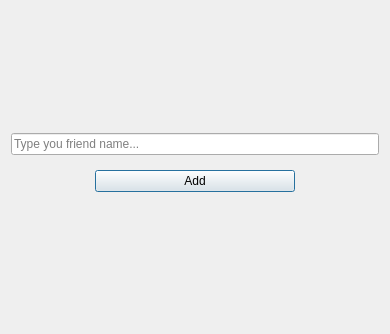
Qt form E2EEIM-Desktop/addcontact.ui (E2EEIM/E2EEIM) before a commit.
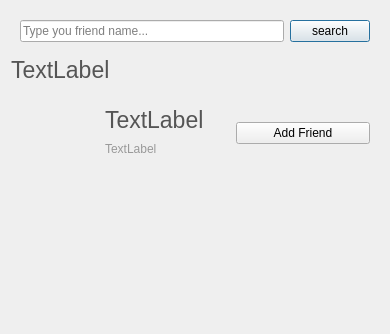
The same form after that commit. Icons and pictures are not drawn.

Commit message: Create send add friend request

Diff of the .ui file:
```diff
--- a/E2EEIM-Desktop/addcontact.ui
+++ b/E2EEIM-Desktop/addcontact.ui
@@ -19,72 +19,147 @@
   </property>
   <layout class="QVBoxLayout" name="verticalLayout">
    <item>
-    <spacer name="verticalSpacer_2">
-     <property name="orientation">
-      <enum>Qt::Vertical</enum>
+    <widget class="QFrame" name="frame_2">
+     <property name="frameShape">
+      <enum>QFrame::NoFrame</enum>
      </property>
-     <property name="sizeHint" stdset="0">
-      <size>
-       <width>20</width>
-       <height>40</height>
-      </size>
+     <property name="frameShadow">
+      <enum>QFrame::Raised</enum>
      </property>
-    </spacer>
+     <layout class="QHBoxLayout" name="horizontalLayout_2">
+      <item>
+       <widget class="QLineEdit" name="lineEdit_search">
+        <property name="placeholderText">
+         <string>Type you friend name...</string>
+        </property>
+       </widget>
+      </item>
+      <item>
+       <widget class="QPushButton" name="pushButton_search">
+        <property name="text">
+         <string>search</string>
+        </property>
+       </widget>
+      </item>
+     </layout>
+    </widget>
    </item>
    <item>
-    <widget class="QLineEdit" name="lineEdit">
-     <property name="placeholderText">
-      <string>Type you friend name...</string>
+    <widget class="QLabel" name="label_searchResult">
+     <property name="font">
+      <font>
+       <pointsize>17</pointsize>
+      </font>
      </property>
+     <property name="styleSheet">
+      <string notr="true">color: #555555;</string>
+     </property>
+     <property name="text">
+      <string>TextLabel</string>
+     </property>
     </widget>
    </item>
    <item>
-    <widget class="QFrame" name="frame">
+    <widget class="QFrame" name="frame_account">
      <property name="frameShape">
       <enum>QFrame::NoFrame</enum>
      </property>
      <property name="frameShadow">
       <enum>QFrame::Raised</enum>
      </property>
-     <layout class="QHBoxLayout" name="horizontalLayout">
+     <layout class="QHBoxLayout" name="horizontalLayout_3">
       <item>
-       <spacer name="horizontalSpacer">
-        <property name="orientation">
-         <enum>Qt::Horizontal</enum>
+       <widget class="QPushButton" name="pushButton_account_pic">
+        <property name="sizePolicy">
+         <sizepolicy hsizetype="Fixed" vsizetype="Fixed">
+          <horstretch>0</horstretch>
+          <verstretch>0</verstretch>
+         </sizepolicy>
         </property>
-        <property name="sizeHint" stdset="0">
-         <size>
-          <width>40</width>
-          <height>20</height>
-         </size>
-        </property>
-       </spacer>
-      </item>
-      <item>
-       <widget class="QPushButton" name="pushButton">
         <property name="minimumSize">
          <size>
-          <width>200</width>
-          <height>0</height>
+          <width>70</width>
+          <height>70</height>
          </size>
         </property>
+        <property name="maximumSize">
+         <size>
+          <width>70</width>
+          <height>70</height>
+         </size>
+        </property>
+        <property name="styleSheet">
+         <string notr="true">QPushButton {
+	border: 0;
+ }</string>
+        </property>
         <property name="text">
-         <string>Add</string>
+         <string/>
         </property>
+        <property name="icon">
+         <iconset resource="res.qrc">
+          <normaloff>:/img/icons/person.png</normaloff>:/img/icons/person.png</iconset>
+        </property>
+        <property name="iconSize">
+         <size>
+          <width>50</width>
+          <height>50</height>
+         </size>
+        </property>
+        <property name="shortcut">
+         <string notr="true"/>
+        </property>
        </widget>
       </item>
       <item>
-       <spacer name="horizontalSpacer_2">
-        <property name="orientation">
-         <enum>Qt::Horizontal</enum>
+       <widget class="QFrame" name="frame_4">
+        <property name="sizePolicy">
+         <sizepolicy hsizetype="Preferred" vsizetype="Preferred">
+          <horstretch>0</horstretch>
+          <verstretch>0</verstretch>
+         </sizepolicy>
         </property>
-        <property name="sizeHint" stdset="0">
-         <size>
-          <width>40</width>
-          <height>20</height>
-         </size>
+        <property name="frameShape">
+         <enum>QFrame::NoFrame</enum>
         </property>
-       </spacer>
+        <property name="frameShadow">
+         <enum>QFrame::Raised</enum>
+        </property>
+        <layout class="QVBoxLayout" name="verticalLayout_2">
+         <item>
+          <widget class="QLabel" name="label_account_username">
+           <property name="font">
+            <font>
+             <pointsize>17</pointsize>
+            </font>
+           </property>
+           <property name="styleSheet">
+            <string notr="true">color: #555555;</string>
+           </property>
+           <property name="text">
+            <string>TextLabel</string>
+           </property>
+          </widget>
+         </item>
+         <item>
+          <widget class="QLabel" name="label_account_key">
+           <property name="styleSheet">
+            <string notr="true">color: #999999;</string>
+           </property>
+           <property name="text">
+            <string>TextLabel</string>
+           </property>
+          </widget>
+         </item>
+        </layout>
+       </widget>
+      </item>
+      <item>
+       <widget class="QPushButton" name="pushButton_sendAddFriendRequest">
+        <property name="text">
+         <string>Add Friend</string>
+        </property>
+       </widget>
       </item>
      </layout>
     </widget>
@@ -102,6 +177,17 @@
      </property>
     </spacer>
    </item>
+   <item>
+    <widget class="QFrame" name="frame">
+     <property name="frameShape">
+      <enum>QFrame::NoFrame</enum>
+     </property>
+     <property name="frameShadow">
+      <enum>QFrame::Raised</enum>
+     </property>
+     <layout class="QHBoxLayout" name="horizontalLayout"/>
+    </widget>
+   </item>
   </layout>
  </widget>
  <resources>
```
The commit also changes 18 other files.
